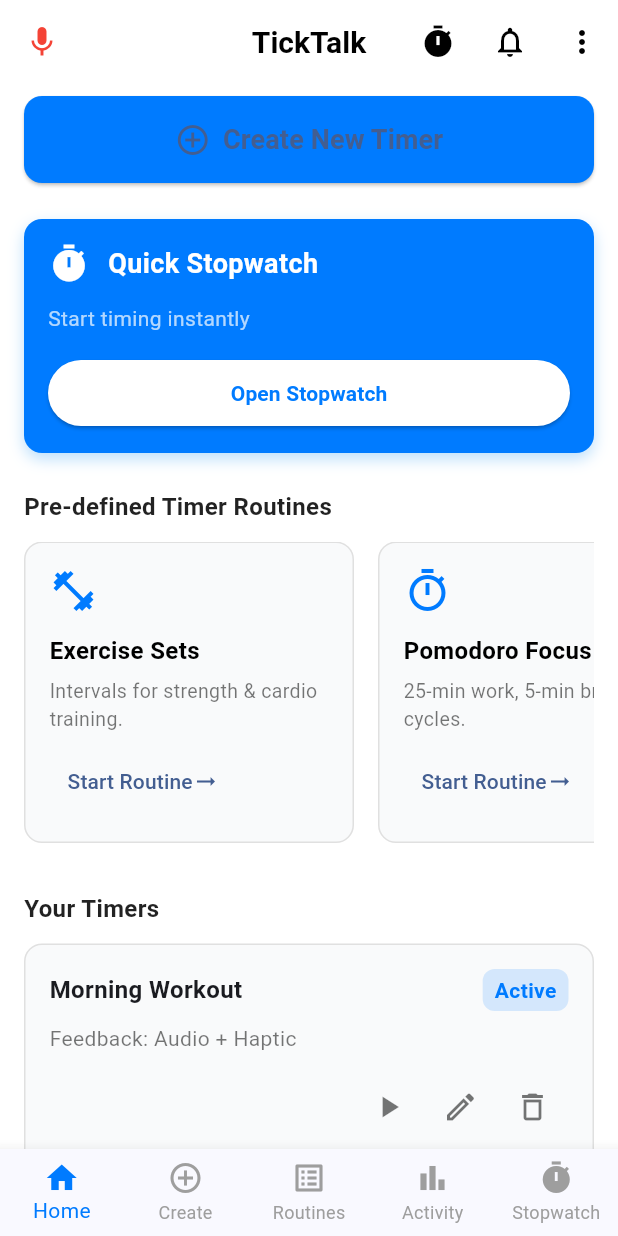
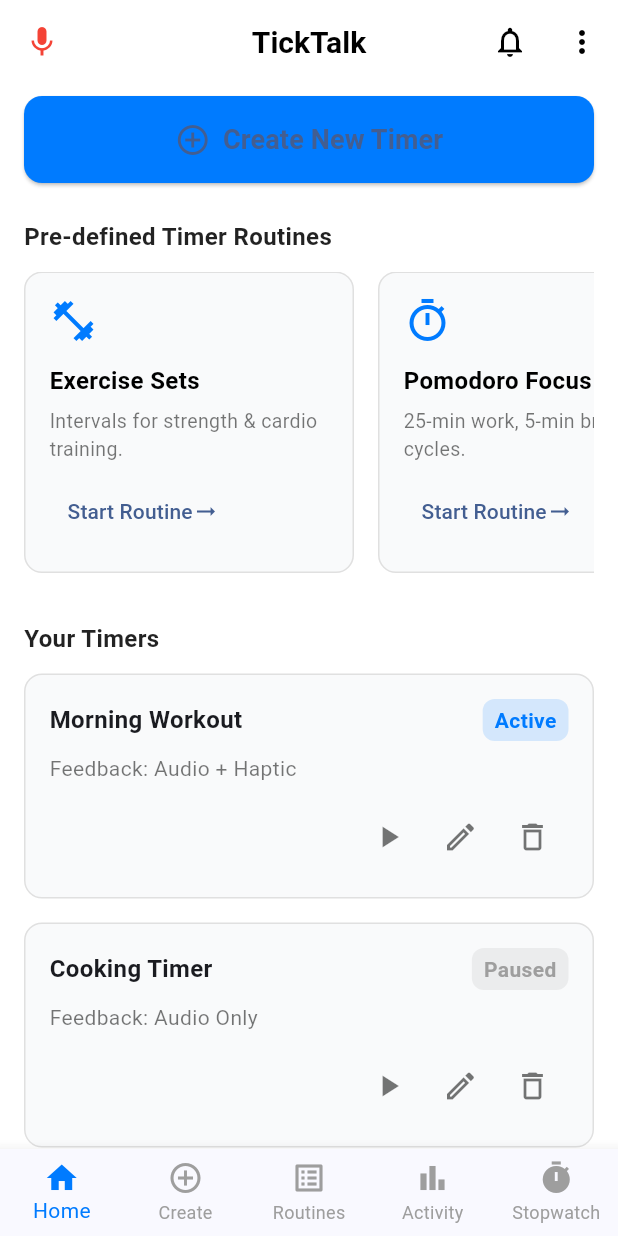
Before and after one commit to devgrg25/TickTalk-User-Stories-and-Project-Setup-Group-2-, a Flutter app: the screen it shows after launch, after a tap on "Skip for Now", on a phone screen of 412 x 824 dp. Run offline on Flutter 3.47's test engine with Material 3 defaults, Android fonts, the phone set to English and light mode, and no system bars; our stand-ins replace flutter_tts, shared_preferences, speech_to_text.

Commit message:
Removed stopwatch icon and Quick Stopwatch card from homepage

```diff
--- a/lib/homepage.dart
+++ b/lib/homepage.dart
@@ -30,14 +30,12 @@ class _HomeScreenState extends State<HomeScreen> {
       bool available = await _speechToText.initialize(
         onStatus: (status) {
           print("🎙️ Speech status: $status");
-          // Auto-restart listening when it stops
           if (status == 'notListening' && _isListening) {
             Future.delayed(const Duration(milliseconds: 300), _startListening);
           }
         },
         onError: (error) {
           print("⚠️ Speech error: $error");
-          // Restart on error
           if (_isListening) {
             Future.delayed(const Duration(milliseconds: 500), _startListening);
           }
@@ -46,7 +44,7 @@ class _HomeScreenState extends State<HomeScreen> {
 
       if (available) {
         print("✅ Speech recognition initialized");
-        _startListening(); // Auto-start listening
+        _startListening();
       } else {
         print("❌ Speech recognition not available");
       }
@@ -66,7 +64,6 @@ class _HomeScreenState extends State<HomeScreen> {
     } catch (e) {
       print("Error starting listening: $e");
       setState(() => _isListening = false);
-      // Retry after delay
       Future.delayed(const Duration(seconds: 1), _startListening);
     }
   }
@@ -83,7 +80,7 @@ class _HomeScreenState extends State<HomeScreen> {
   Future<void> _speak(String text) async {
     try {
       await _tts.setLanguage('en-US');
-      await _tts.setSpeechRate(0.5); // Reduced from 0.9 to 0.5 for slower speech
+      await _tts.setSpeechRate(0.5);
       await _tts.speak(text);
     } catch (e) {
       print("TTS error: $e");
@@ -94,7 +91,6 @@ class _HomeScreenState extends State<HomeScreen> {
     String recognizedText = result.recognizedWords.toLowerCase();
     print("🎤 Recognized: $recognizedText");
 
-    // Stopwatch command
     if (recognizedText.contains("hey tick talk") &&
         recognizedText.contains("start the stopwatch") ||
         recognizedText.contains("start stopwatch") ||
@@ -103,7 +99,6 @@ class _HomeScreenState extends State<HomeScreen> {
       _openStopwatch();
     }
 
-    // Rerun tutorial command
     if (recognizedText.contains("rerun tutorial")) {
       _rerunTutorial();
       _stopListening();
@@ -170,11 +165,7 @@ class _HomeScreenState extends State<HomeScreen> {
         ),
         centerTitle: true,
         actions: [
-          IconButton(
-            icon: const Icon(Icons.timer, color: Colors.black),
-            onPressed: _openStopwatch,
-            tooltip: 'Open Stopwatch',
-          ),
+          // Stopwatch icon removed here ✅
           IconButton(
             icon: const Icon(Icons.notifications_none, color: Colors.black),
             onPressed: () {},
@@ -241,67 +232,7 @@ class _HomeScreenState extends State<HomeScreen> {
               ),
               const SizedBox(height: 24),
 
-              // Stopwatch Section
-              Container(
-                width: double.infinity,
-                padding: const EdgeInsets.all(16),
-                decoration: BoxDecoration(
-                  color: const Color(0xFF007BFF),
-                  borderRadius: BorderRadius.circular(12),
-                  boxShadow: [
-                    BoxShadow(
-                      color: Colors.blue.withOpacity(0.3),
-                      blurRadius: 8,
-                      offset: const Offset(0, 4),
-                    ),
-                  ],
-                ),
-                child: Column(
-                  crossAxisAlignment: CrossAxisAlignment.start,
-                  children: [
-                    Row(
-                      children: [
-                        const Icon(Icons.timer, color: Colors.white, size: 28),
-                        const SizedBox(width: 12),
-                        const Text(
-                          'Quick Stopwatch',
-                          style: TextStyle(
-                            fontSize: 18,
-                            fontWeight: FontWeight.bold,
-                            color: Colors.white,
-                          ),
-                        ),
-                      ],
-                    ),
-                    const SizedBox(height: 12),
-                    const Text(
-                      'Start timing instantly',
-                      style: TextStyle(
-                        fontSize: 14,
-                        color: Colors.white70,
-                      ),
-                    ),
-                    const SizedBox(height: 16),
-                    SizedBox(
-                      width: double.infinity,
-                      child: ElevatedButton(
-                        onPressed: _openStopwatch,
-                        style: ElevatedButton.styleFrom(
-                          backgroundColor: Colors.white,
-                          foregroundColor: const Color(0xFF007BFF),
-                          padding: const EdgeInsets.symmetric(vertical: 12),
-                        ),
-                        child: const Text(
-                          'Open Stopwatch',
-                          style: TextStyle(fontWeight: FontWeight.w600),
-                        ),
-                      ),
-                    ),
-                  ],
-                ),
-              ),
-
-              const SizedBox(height: 24),
+              // ✅ Quick Stopwatch section removed here
 
               // Pre-defined Timer Routines
               const Text(
@@ -378,7 +309,7 @@ class _HomeScreenState extends State<HomeScreen> {
         unselectedItemColor: Colors.grey,
         type: BottomNavigationBarType.fixed,
         onTap: (index) {
-          if (index == 1) { // 'Create' is at index 1
+          if (index == 1) {
             _openCreateTimerScreen();
           } else if (index == 4) {
             _openStopwatch();
```
